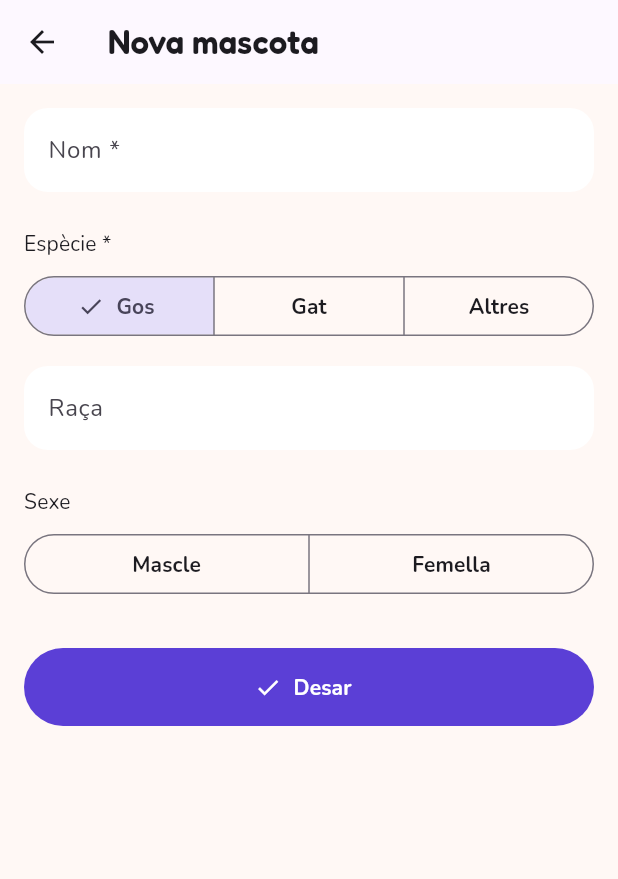
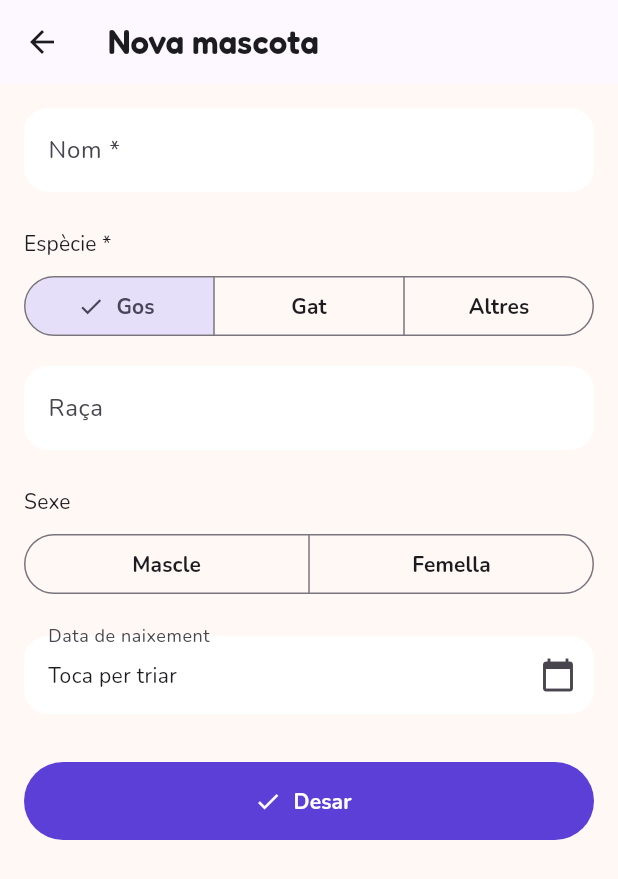
Before and after one commit to Caro-it/les-meves-mascotes, a Flutter app: the NovaMascotaScreen screen opened directly, on a phone screen of 412 x 824 dp. Shown: the top 879 px of the screen. Run offline on Flutter 3.47's test engine with Material 3 defaults, Android fonts, the phone set to English and light mode, and no system bars; our stand-ins replace cloud_firestore, firebase_auth, firebase_core; accounts and stored records are empty; project files that could hold a hidden picture were left out.

Commit message:
A03: data de naixement i B08 actualitzar mascota

```diff
--- a/lib/screens/nova_mascota_screen.dart
+++ b/lib/screens/nova_mascota_screen.dart
@@ -19,6 +19,7 @@ class _NovaMascotaScreenState extends State<NovaMascotaScreen> {
   final _racaController = TextEditingController();
   Especie _especie = Especie.gos;
   Sexe? _sexe;
+  DateTime? _dataNaixement;
   bool _desant = false;
 
   @override
@@ -26,6 +27,20 @@ class _NovaMascotaScreenState extends State<NovaMascotaScreen> {
     _nomController.dispose();
     _racaController.dispose();
     super.dispose();
+  }
+
+
+
+  Future<void> _triarDataNaixement() async {
+    final data = await showDatePicker(
+      context: context,
+      initialDate: _dataNaixement ?? DateTime.now(),
+      firstDate: DateTime(2000),
+      lastDate: DateTime.now(),
+      helpText: 'Data de naixement',
+    );
+    if (!mounted) return;
+    if (data != null) setState(() => _dataNaixement = data);
   }
 
   Future<void> _desar() async {
@@ -41,6 +56,7 @@ class _NovaMascotaScreenState extends State<NovaMascotaScreen> {
           ? null
           : _racaController.text.trim(),
       sexe: _sexe,
+      dataNaixement: _dataNaixement,
       color: AppStyles.petColors.first.toARGB32(),
     );
 
@@ -114,6 +130,23 @@ class _NovaMascotaScreenState extends State<NovaMascotaScreen> {
                   () => _sexe = seleccio.isEmpty ? null : seleccio.first,
                 ),
               ),
+              const SizedBox(height: AppStyles.spaceL),
+              InkWell(
+                onTap: _triarDataNaixement,
+                child: InputDecorator(
+                  decoration: const InputDecoration(
+                    labelText: 'Data de naixement',
+                    suffixIcon: Icon(Icons.calendar_today),
+                  ),
+                  child: Text(
+                    _dataNaixement == null
+                        ? 'Toca per triar'
+                        : '${_dataNaixement!.day.toString().padLeft(2, '0')}/'
+                              '${_dataNaixement!.month.toString().padLeft(2, '0')}/'
+                              '${_dataNaixement!.year}',
+                  ),
+                ),
+              ),
               const SizedBox(height: AppStyles.spaceXL),
               FilledButton.icon(
                 onPressed: _desant ? null : _desar,
--- a/lib/services/mascota_service.dart
+++ b/lib/services/mascota_service.dart
@@ -27,4 +27,9 @@ class MascotaService {
     final doc = await _mascotes(uid).add(mascota.toFirestore());
     return doc.id;
   }
+
+  // B08 · Actualitza les dades d'una mascota que ja existeix
+  Future<void> actualitzarMascota(String uid, Mascota mascota) {
+    return _mascotes(uid).doc(mascota.id).update(mascota.toFirestore());
+  }
 }
```
